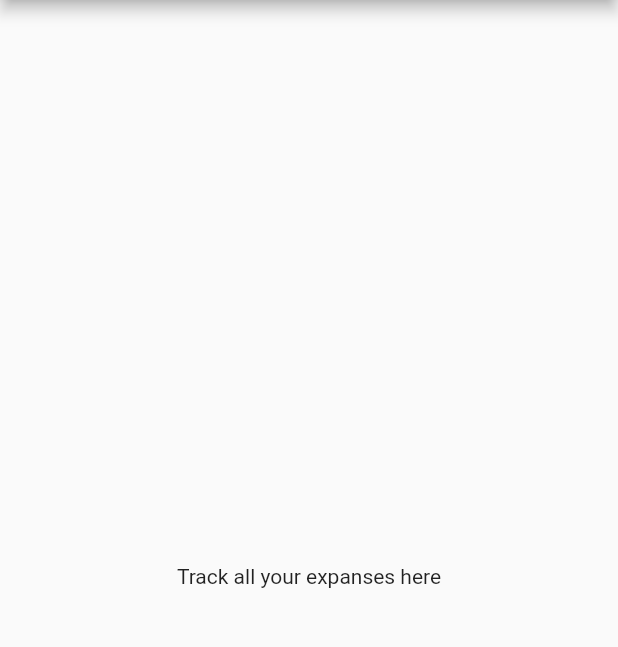
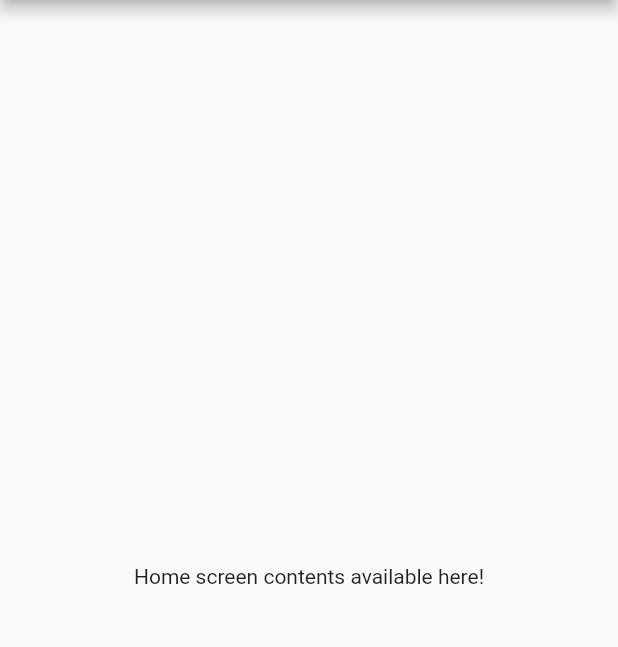
Before and after one commit to Aravindh1505/ExpanseTracker, a Flutter app: the screen it shows after launch, on a phone screen of 412 x 824 dp, the part 84-731 px from its top. Run offline on Flutter 3.47's test engine with Material 2 defaults, Android fonts, the phone set to English and light mode, and no system bars.

Commit message:
Added base screens for easy navigation

```diff
--- a/lib/main.dart
+++ b/lib/main.dart
@@ -1,8 +1,9 @@
 import 'package:flutter/material.dart';
 
-void main() {
-  runApp(const MyApp());
-}
+import '../screens/home_screen.dart';
+import '../utils/route_names.dart';
+
+void main() => runApp(const MyApp());
 
 class MyApp extends StatelessWidget {
   const MyApp({Key? key}) : super(key: key);
@@ -10,16 +11,9 @@ class MyApp extends StatelessWidget {
   @override
   Widget build(BuildContext context) {
     return MaterialApp(
-      home: Scaffold(
-        appBar: AppBar(
-          title: const Text('Expanse Tracker'),
-        ),
-        body: const Center(
-          child: Text(
-            'Track all your expanses here',
-          ),
-        ),
-      ),
+      routes: {
+        RouteNames.HOME: (ctx) => const HomeScreen(),
+      },
     );
   }
 }
--- a/lib/screens/home_screen.dart
+++ b/lib/screens/home_screen.dart
@@ -0,0 +1,17 @@
+import 'package:flutter/material.dart';
+
+class HomeScreen extends StatelessWidget {
+  const HomeScreen({Key? key}) : super(key: key);
+
+  @override
+  Widget build(BuildContext context) {
+    return Scaffold(
+      appBar: AppBar(
+        title: const Text('Expanse Tracker'),
+      ),
+      body: Center(
+        child: Text('Home screen contents available here!'),
+      ),
+    );
+  }
+}
--- /dev/null
+++ b/lib/utils/route_names.dart
@@ -0,0 +1,3 @@
+class RouteNames {
+  static const String HOME = '/';
+}
```
Also changed, not shown: lib/screens/categories_screen.dart (added, +17 -0 lines), lib/screens/entries_form_screen.dart (added, +17 -0 lines), lib/screens/entries_screen.dart (added, +17 -0 lines), lib/screens/payment_mode_screen.dart (added, +10 -0 lines).
